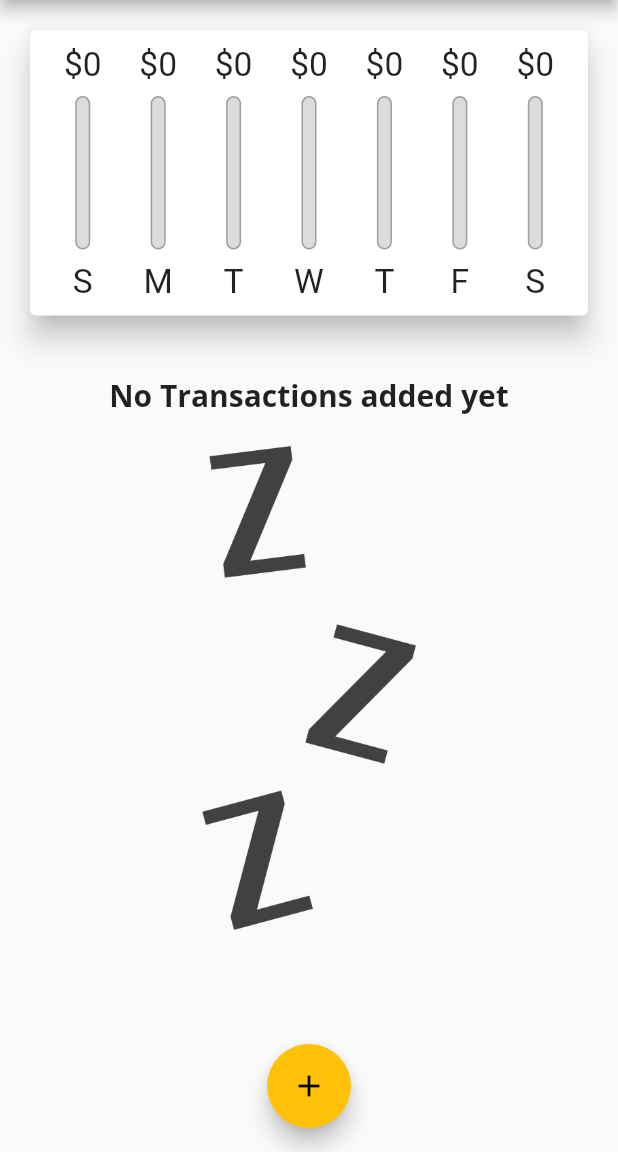
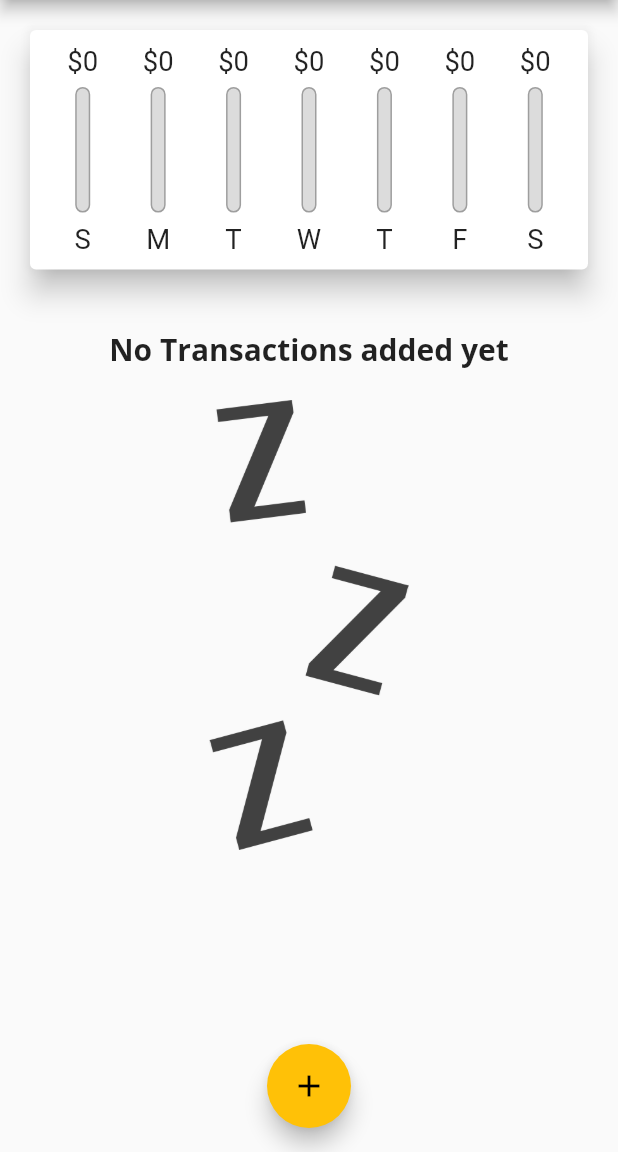
Before and after one commit to IamZygote/Hold-Your-Money, a Flutter app: the screen it shows after launch, on a phone screen of 412 x 824 dp, the part 84-1236 px from its top. Run offline on Flutter 3.47's test engine with Material 2 defaults, Android fonts, the phone set to English and light mode, and no system bars.

```diff
--- a/lib/main.dart
+++ b/lib/main.dart
@@ -1,5 +1,3 @@
-import 'dart:math';
-
 import './widgets/chart.dart';
 import './widgets/new_transaction.dart';
 import './widgets/transaction_list.dart';
@@ -10,12 +8,7 @@ import 'package:flutter/services.dart';
 void main() {
   WidgetsFlutterBinding.ensureInitialized();
   SystemChrome.setPreferredOrientations(
-    [
-      DeviceOrientation.portraitUp,
-      DeviceOrientation.portraitDown,
-      DeviceOrientation.landscapeLeft,
-      DeviceOrientation.landscapeRight
-    ],
+    [DeviceOrientation.portraitUp, DeviceOrientation.portraitDown],
   );
   runApp(const MyApp());
 }
@@ -70,7 +63,7 @@ class _MyHomePageState extends State<MyHomePage> {
     //  date: DateTime.now(),
     //)
   ];
-  bool _showChart = false;
+
   List<Transaction> get _recentTransactions {
     return _userTransactions.where((tx) {
       return tx.date.isAfter(
@@ -116,8 +109,6 @@ class _MyHomePageState extends State<MyHomePage> {
 
   @override
   Widget build(BuildContext context) {
-    final isLandscape =
-        MediaQuery.of(context).orientation == Orientation.landscape;
     final appBar = AppBar(
       title: Text('Expenses APP'),
       actions: <Widget>[
@@ -127,53 +118,26 @@ class _MyHomePageState extends State<MyHomePage> {
         )
       ],
     );
-    final showTRXlist = Container(
-      height: (MediaQuery.of(context).size.height -
-              MediaQuery.of(context).padding.top -
-              appBar.preferredSize.height) *
-          0.7,
-      child: TransactionList(_userTransactions, _deleteTransaction),
-    );
     return Scaffold(
       appBar: appBar,
       body: SingleChildScrollView(
         child: Column(
           //mainAxisAlignment: MainAxisAlignment.spaceAround,
           children: <Widget>[
-            if (isLandscape)
-              Row(
-                mainAxisAlignment: MainAxisAlignment.center,
-                children: [
-                  Text("Show Chart"),
-                  Switch(
-                    value: _showChart,
-                    onChanged: (val) {
-                      setState(() {
-                        _showChart = val;
-                      });
-                    },
-                  ),
-                ],
-              ),
-            if (!isLandscape)
             Container(
               height: (MediaQuery.of(context).size.height -
                       MediaQuery.of(context).padding.top -
                       appBar.preferredSize.height) *
-                    0.3,
+                  0.26,
               child: Chart(_recentTransactions),
             ),
-            if (!isLandscape) showTRXlist,
-            if (isLandscape)
-              _showChart
-                  ? Container(
+            Container(
               height: (MediaQuery.of(context).size.height -
                       MediaQuery.of(context).padding.top -
                       appBar.preferredSize.height) *
-                          0.7,
-                      child: Chart(_recentTransactions),
-                    )
-                  : showTRXlist,
+                  0.74,
+              child: TransactionList(_userTransactions, _deleteTransaction),
+            ),
           ],
         ),
       ),
--- a/lib/widgets/transaction_list.dart
+++ b/lib/widgets/transaction_list.dart
@@ -12,9 +12,7 @@ class TransactionList extends StatelessWidget {
   Widget build(BuildContext context) {
     return Container(
       child: transaction.isEmpty
-          ? LayoutBuilder(
-              builder: (context, constraints) {
-                return Column(
+          ? Column(
               children: <Widget>[
                 SizedBox(
                   height: 20,
@@ -27,15 +25,13 @@ class TransactionList extends StatelessWidget {
                   height: 20,
                 ),
                 Container(
-                      height: constraints.maxHeight * 0.6,
+                  height: 300,
                   child: Image.asset(
                     'assets/images/waiting.png',
                     fit: BoxFit.cover,
                   ),
                 ),
               ],
-                );
-              },
             )
           : ListView.builder(
               itemBuilder: (context, index) {
```
Also changed, not shown: pubspec.lock, 57 other files. Lines whose indentation alone changed are shown as unchanged.
